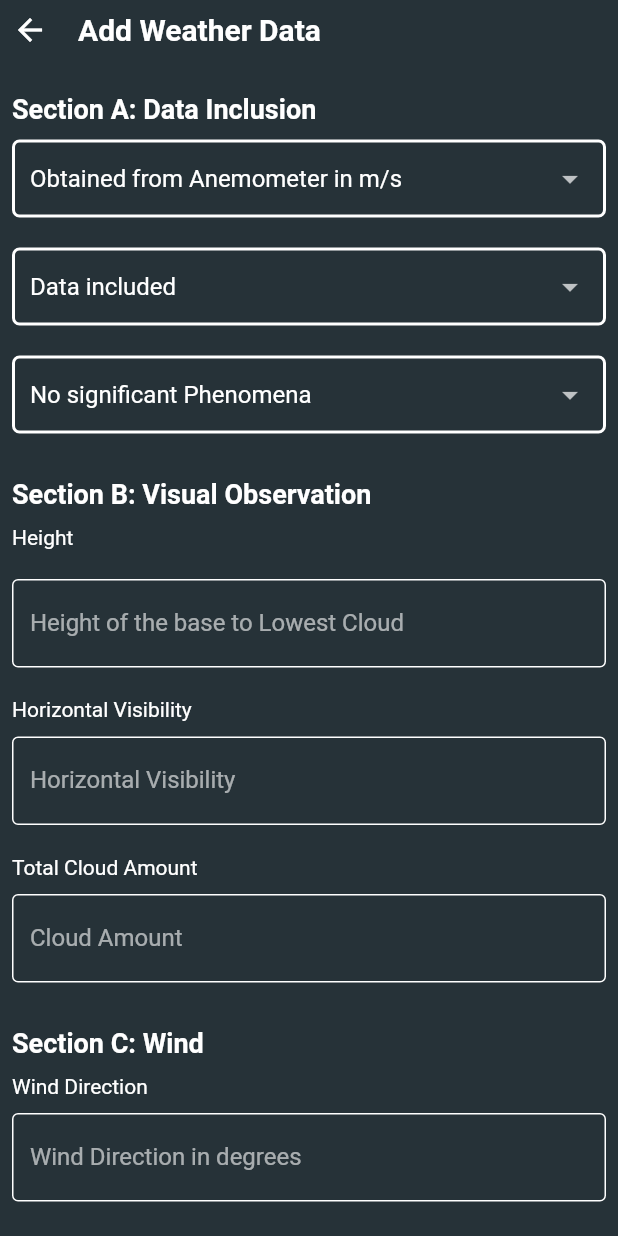
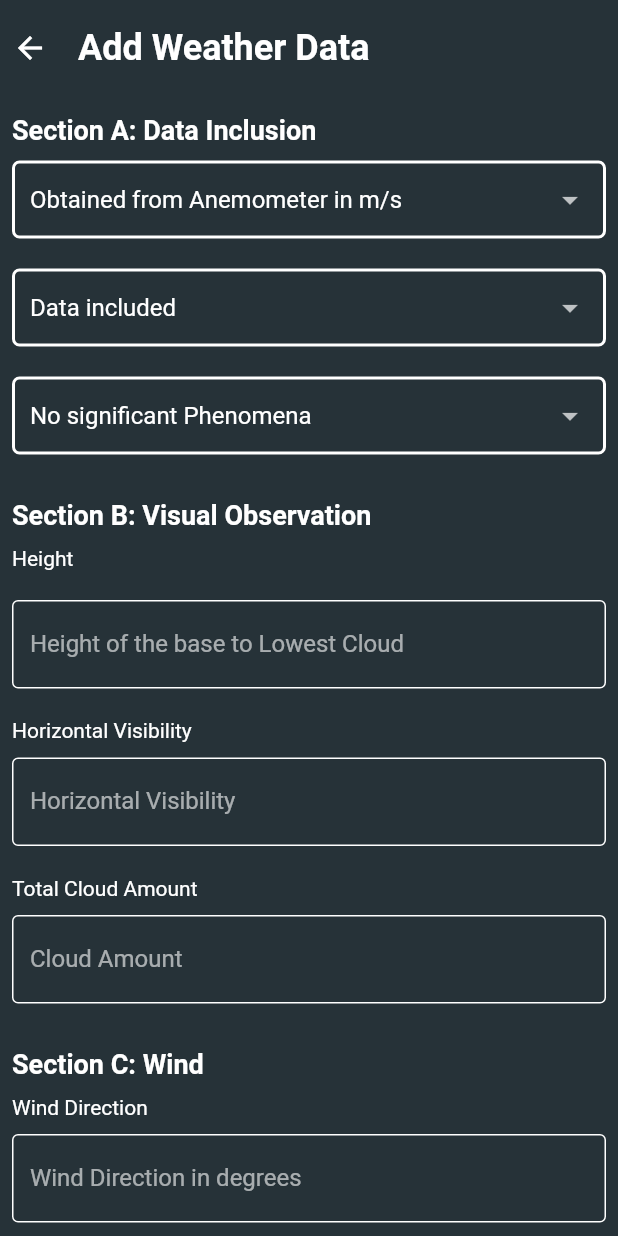
Before and after one commit to RodgerCodes/synopv2, a Flutter app: the AddMobile screen opened directly, on a phone screen of 412 x 824 dp. Run offline on Flutter 3.47's test engine with Material 2 defaults, Android fonts, the light colour scheme and no system bars; our stand-ins replace bloc, flutter_bloc, flutter_spinkit, shared_preferences; accounts and stored records are empty; statements that could not run were skipped.

Commit message:
ul updates

```diff
--- a/lib/data/router/router.dart
+++ b/lib/data/router/router.dart
@@ -42,7 +42,10 @@ class AppRouter {
 
       case add:
         return MaterialPageRoute(
-          builder: (_) => const AddData(),
+          builder: (_) => BlocProvider(
+            create: (context) => CodesCubit(repository: repository),
+            child: const AddData(),
+          ),
         );
     }
     return null;
--- a/lib/presentation/screens/regular/add_mobile_ul.dart
+++ b/lib/presentation/screens/regular/add_mobile_ul.dart
@@ -26,6 +26,9 @@ class _AddMobileState extends State<AddMobile> {
           padding: const EdgeInsets.all(8.0),
           child: ListView(
             children: [
+              const SizedBox(
+                height: 10,
+              ),
               Row(
                 children: [
                   GestureDetector(
@@ -41,7 +44,7 @@ class _AddMobileState extends State<AddMobile> {
                     "Add Weather Data",
                     style: TextStyle(
                       fontWeight: FontWeight.bold,
-                      fontSize: 20,
+                      fontSize: 24,
                     ),
                   )
                 ],
@@ -164,7 +167,8 @@ class _AddMobileState extends State<AddMobile> {
                         }).toList(),
                         onChanged: (value) {
                           ix = value.toString();
-                          }),
+                        },
+                      ),
                     ),
                   ),
                   const SizedBox(
```
Lines whose indentation alone changed are shown as unchanged.
